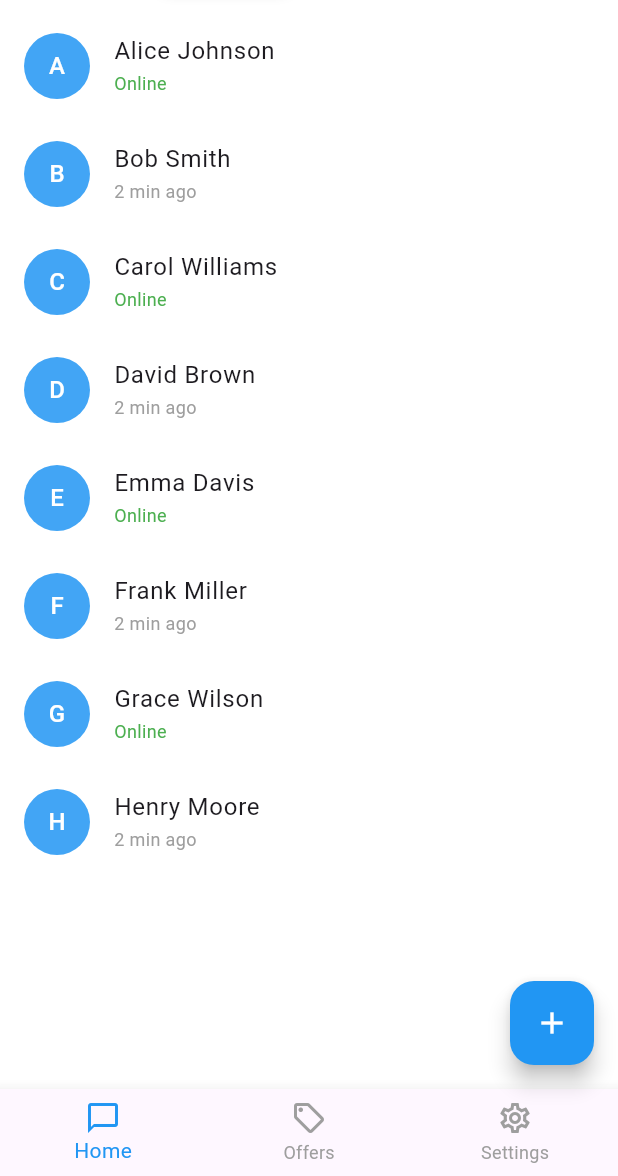
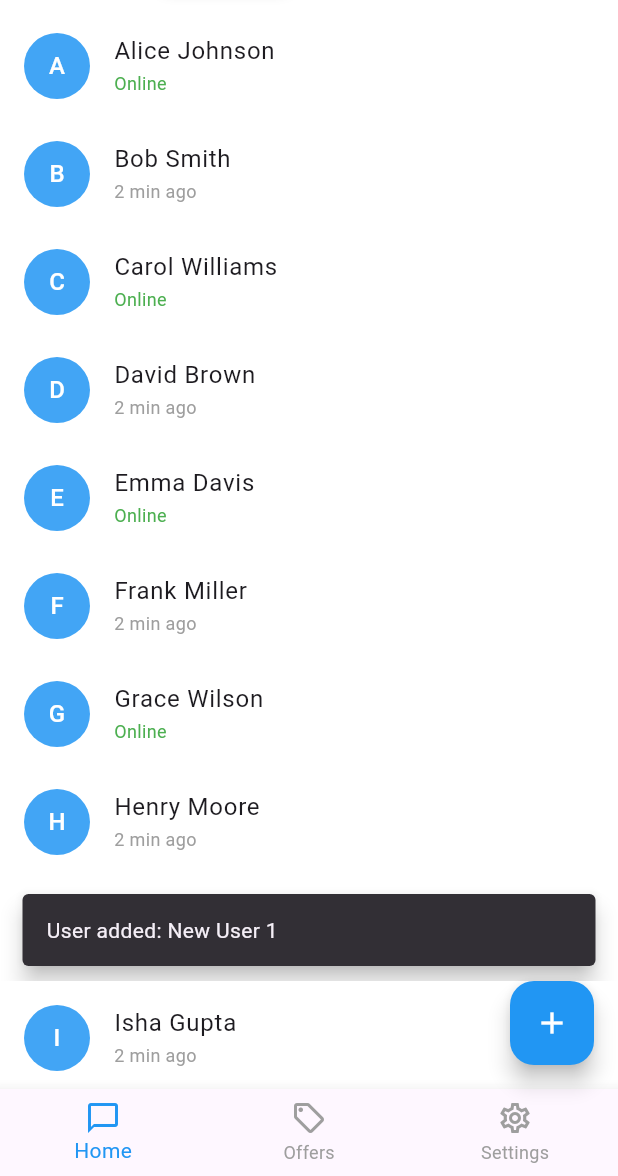
Before and after one commit to harshyadavDeveloper/mysivi_mini_chat, a Flutter app: the screen it shows after launch, after a tap on the "add" icon, on a phone screen of 412 x 824 dp, the part 60-1236 px from its top. Run offline on Flutter 3.47's test engine with Material 3 defaults, Android fonts, the phone set to English and light mode, and no system bars; our stand-ins replace shared_preferences.

Commit message:
implemted add user logic as per the requirements

```diff
--- a/lib/presentation/home/home_screen.dart
+++ b/lib/presentation/home/home_screen.dart
@@ -10,10 +10,26 @@
   State<HomeScreen> createState() => _HomeScreenState();
 }
 
-class _HomeScreenState extends State<HomeScreen>
-    with SingleTickerProviderStateMixin {
+class _HomeScreenState extends State<HomeScreen> {
   int _selectedTopTab = 0;
   int _bottomIndex = 0;
+
+  /// 👇 Users list now lives here
+  final List<String> _users = [
+    "Alice Johnson",
+    "Bob Smith",
+    "Carol Williams",
+    "David Brown",
+    "Emma Davis",
+    "Frank Miller",
+    "Grace Wilson",
+    "Henry Moore",
+    "Harsh Patel",
+    "Isha Gupta",
+    "Jatin Shah",
+  ];
+
+  int _mockUserCount = 1;
 
   Widget _buildBody() {
     switch (_bottomIndex) {
@@ -35,7 +51,10 @@
           Expanded(
             child: IndexedStack(
               index: _selectedTopTab,
-              children: const [_UsersList(), _ChatHistoryList()],
+              children: [
+                _UsersList(users: _users),
+                const _ChatHistoryList(),
+              ],
             ),
           ),
         ],
@@ -48,13 +67,16 @@
     return Scaffold(
       backgroundColor: Colors.white,
       body: _buildBody(),
+
+      /// ---------- FAB ----------
       floatingActionButton: _bottomIndex == 0 && _selectedTopTab == 0
           ? FloatingActionButton(
               backgroundColor: Colors.blue,
-              onPressed: () {},
+              onPressed: _addUser,
               child: const Icon(Icons.add, color: Colors.white),
             )
           : null,
+
       bottomNavigationBar: BottomNavigationBar(
         currentIndex: _bottomIndex,
         onTap: (index) {
@@ -76,6 +98,23 @@
             label: 'Settings',
           ),
         ],
+      ),
+    );
+  }
+
+  /// ---------- ADD USER ----------
+  void _addUser() {
+    final newUser = 'New User $_mockUserCount';
+    _mockUserCount++;
+
+    setState(() {
+      _users.add(newUser);
+    });
+
+    ScaffoldMessenger.of(context).showSnackBar(
+      SnackBar(
+        content: Text('User added: $newUser'),
+        behavior: SnackBarBehavior.floating,
       ),
     );
   }
@@ -141,27 +180,20 @@
   }
 }
 
+/// ================= USERS LIST =================
 class _UsersList extends StatelessWidget {
-  const _UsersList();
+  final List<String> users;
+
+  const _UsersList({required this.users});
 
   @override
   Widget build(BuildContext context) {
-    final users = [
-      "Alice Johnson",
-      "Bob Smith",
-      "Carol Williams",
-      "David Brown",
-      "Emma Davis",
-      "Frank Miller",
-      "Grace Wilson",
-      "Henry Moore",
-    ];
-
     return ListView.builder(
       key: const PageStorageKey("users_list"),
       itemCount: users.length,
       itemBuilder: (_, index) {
         final name = users[index];
+
         return ListTile(
           leading: CircleAvatar(
             radius: 22,
@@ -188,6 +220,7 @@
   }
 }
 
+/// ================= CHAT HISTORY =================
 class _ChatHistoryList extends StatelessWidget {
   const _ChatHistoryList();
 
```
